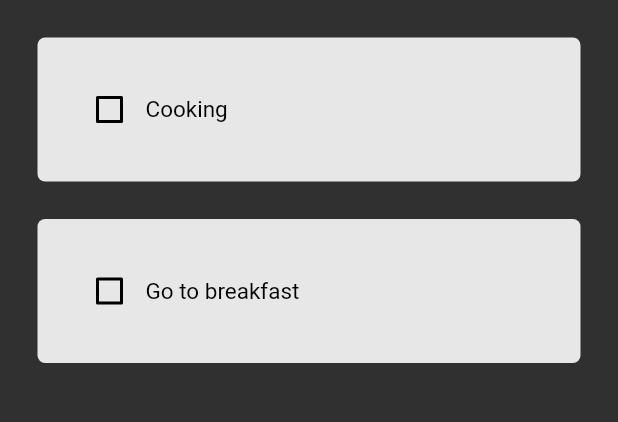
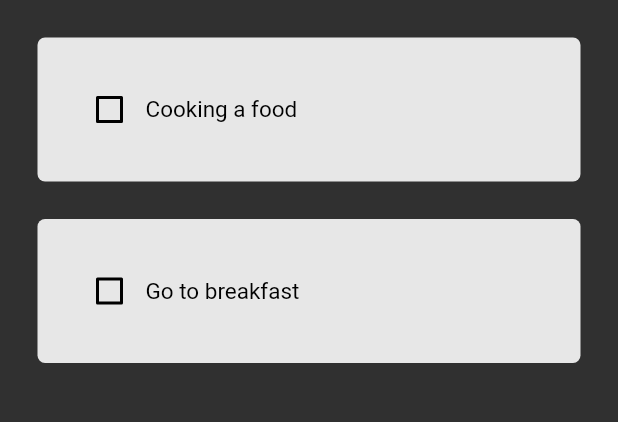
Before and after one commit to Zulhaditya/catat-apps, a Flutter app: the screen it shows after launch, on a phone screen of 412 x 824 dp, the part 84-506 px from its top. Run offline on Flutter 3.47's test engine with Material 2 defaults, Android fonts, the phone set to English and light mode, and no system bars; drawn by our look-alikes of flutter_slidable; our stand-ins replace hive_flutter; accounts and stored records are empty.

Commit message:
Update default messages

```diff
--- a/lib/data/database.dart
+++ b/lib/data/database.dart
@@ -9,7 +9,7 @@ class TodoDataBase {
   // run this method for the first time opening the apps
   void createInitialData() {
     toDoList = [
-      ["Cooking", "Make a receipt and cooking", false],
+      ["Cooking a food", "Make a receipt and cooking", false],
       ["Go to breakfast", "After breakfast go to the gym", false],
     ];
   }
```
